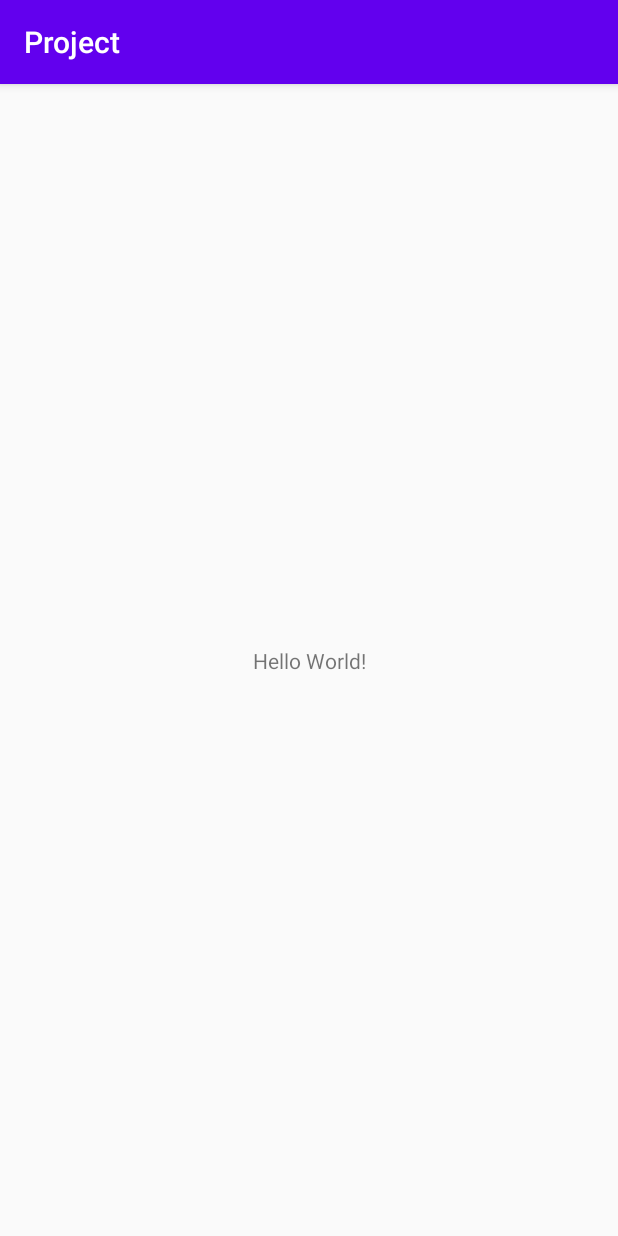
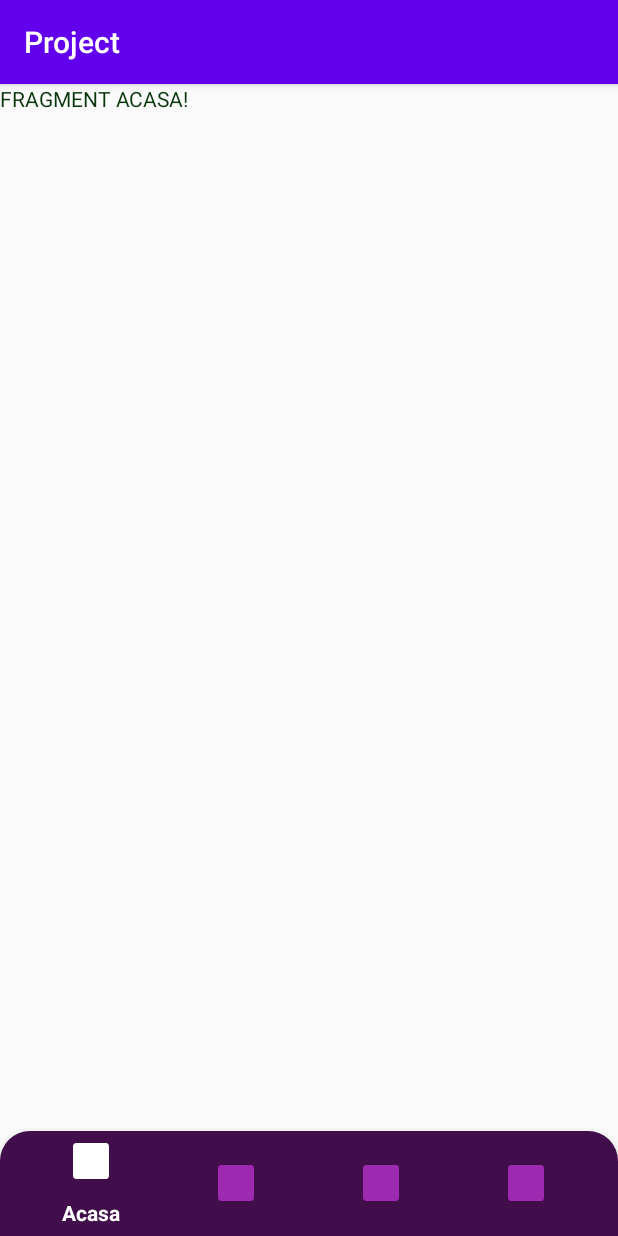
Before and after one commit to Diana2808/Project_Android, an Android app: the screen it shows after launch (MainActivity), on a phone screen of 412 x 824 dp. Run offline under Robolectric (Android 15) with nearby library versions, the phone set to English and light mode, and no system bars.

Commit message:
BottomNavigationView

```diff
--- a/app/build.gradle
+++ b/app/build.gradle
@@ -26,8 +26,9 @@ dependencies {
     implementation fileTree(dir: "libs", include: ["*.jar"])
     implementation 'androidx.appcompat:appcompat:1.2.0'
     implementation 'androidx.constraintlayout:constraintlayout:2.0.4'
+    implementation 'androidx.legacy:legacy-support-v4:1.0.0'
     testImplementation 'junit:junit:4.12'
     androidTestImplementation 'androidx.test.ext:junit:1.1.2'
     androidTestImplementation 'androidx.test.espresso:espresso-core:3.3.0'
-
+    implementation 'com.google.android.material:material:1.1.0-alpha02'
 }
--- /dev/null
+++ b/app/src/main/java/com/example/project/fragmente/AcasaFragment.java
@@ -0,0 +1,66 @@
+package com.example.project.fragmente;
+
+import android.os.Bundle;
+
+import androidx.fragment.app.Fragment;
+
+import android.view.LayoutInflater;
+import android.view.View;
+import android.view.ViewGroup;
+
+import com.example.project.R;
+
+/**
+ * A simple {@link Fragment} subclass.
+ * Use the {@link AcasaFragment#newInstance} factory method to
+ * create an instance of this fragment.
+ */
+public class AcasaFragment extends Fragment {
+
+    // TODO: Rename parameter arguments, choose names that match
+    // the fragment initialization parameters, e.g. ARG_ITEM_NUMBER
+    private static final String ARG_PARAM1 = "param1";
+    private static final String ARG_PARAM2 = "param2";
+
+    // TODO: Rename and change types of parameters
+    private String mParam1;
+    private String mParam2;
+
+    public AcasaFragment() {
+        // Required empty public constructor
+    }
+
+    /**
+     * Use this factory method to create a new instance of
+     * this fragment using the provided parameters.
+     *
+     * @param param1 Parameter 1.
+     * @param param2 Parameter 2.
+     * @return A new instance of fragment HomeFragment.
+     */
+    // TODO: Rename and change types and number of parameters
+    public static AcasaFragment newInstance(String param1, String param2) {
+        AcasaFragment fragment = new AcasaFragment();
+        Bundle args = new Bundle();
+        args.putString(ARG_PARAM1, param1);
+        args.putString(ARG_PARAM2, param2);
+        fragment.setArguments(args);
+        return fragment;
+    }
+
+    @Override
+    public void onCreate(Bundle savedInstanceState) {
+        super.onCreate(savedInstanceState);
+        if (getArguments() != null) {
+            mParam1 = getArguments().getString(ARG_PARAM1);
+            mParam2 = getArguments().getString(ARG_PARAM2);
+        }
+    }
+
+    @Override
+    public View onCreateView(LayoutInflater inflater, ViewGroup container,
+                             Bundle savedInstanceState) {
+        // Inflate the layout for this fragment
+        return inflater.inflate(R.layout.fragment_acasa, container, false);
+    }
+}
--- /dev/null
+++ b/app/src/main/res/color/tab_culoare.xml
@@ -0,0 +1,8 @@
+<?xml version="1.0" encoding="utf-8"?>
+<selector xmlns:android="http://schemas.android.com/apk/res/android">
+<item android:color="#fff"
+    android:state_selected="true"></item>
+    <item android:color="#9D2AB1"
+        android:state_selected="false"></item>
+
+</selector>
--- /dev/null
+++ b/app/src/main/res/drawable/margini_design.xml
@@ -0,0 +1,11 @@
+<?xml version="1.0" encoding="utf-8"?>
+<shape xmlns:android="http://schemas.android.com/apk/res/android">
+
+<solid android:color="#410D4A">
+
+</solid>
+    <corners android:topLeftRadius="20dp"
+        android:topRightRadius="20dp"></corners>
+
+
+</shape>
--- a/app/src/main/res/layout/activity_main.xml
+++ b/app/src/main/res/layout/activity_main.xml
@@ -6,13 +6,33 @@
     android:layout_height="match_parent"
     tools:context=".MainActivity">
 
-    <TextView
-        android:layout_width="wrap_content"
-        android:layout_height="wrap_content"
-        android:text="Hello World!"
+    <FrameLayout
+        android:id="@+id/fragment_layout"
+        android:layout_width="match_parent"
+        android:layout_height="0dp"
+        app:layout_constraintBottom_toTopOf="@+id/bottom_navigation"
+        app:layout_constraintEnd_toEndOf="parent"
+        app:layout_constraintStart_toStartOf="parent"
+        app:layout_constraintTop_toTopOf="parent">
+
+    </FrameLayout>
+
+    <com.google.android.material.bottomnavigation.BottomNavigationView
+        android:id="@+id/bottom_navigation"
+        android:layout_width="match_parent"
+        android:layout_height="70dp"
+        android:background="@drawable/margini_design"
         app:layout_constraintBottom_toBottomOf="parent"
-        app:layout_constraintLeft_toLeftOf="parent"
-        app:layout_constraintRight_toRightOf="parent"
-        app:layout_constraintTop_toTopOf="parent" />
+        app:layout_constraintEnd_toEndOf="parent"
+        app:layout_constraintStart_toStartOf="parent"
+        app:menu="@menu/menu2"
+        app:itemTextColor="@color/tab_culoare"
+        app:itemIconTint="@color/tab_culoare"
+
+
+
+
+
+        ></com.google.android.material.bottomnavigation.BottomNavigationView>
 
 </androidx.constraintlayout.widget.ConstraintLayout>
--- /dev/null
+++ b/app/src/main/res/layout/fragment_acasa.xml
@@ -0,0 +1,15 @@
+<?xml version="1.0" encoding="utf-8"?>
+<FrameLayout xmlns:android="http://schemas.android.com/apk/res/android"
+    xmlns:tools="http://schemas.android.com/tools"
+    android:layout_width="match_parent"
+    android:layout_height="match_parent"
+    tools:context=".fragmente.AcasaFragment">
+
+    <!-- TODO: Update blank fragment layout -->
+    <TextView
+        android:layout_width="match_parent"
+        android:layout_height="match_parent"
+        android:text="FRAGMENT ACASA!"
+        android:textColor="#08350A"/>
+
+</FrameLayout>
--- /dev/null
+++ b/app/src/main/res/menu/menu2.xml
@@ -0,0 +1,32 @@
+<?xml version="1.0" encoding="utf-8"?>
+<menu xmlns:android="http://schemas.android.com/apk/res/android">
+
+    <item
+        android:id="@+id/fragment_acasa"
+        android:title="Acasa"
+        android:icon="@mipmap/ic_launcher"
+
+        ></item>
+
+    <item
+    android:id="@+id/fragment_biblioteca"
+    android:title="Biblioteca"
+    android:icon="@mipmap/ic_launcher"
+
+    ></item>
+
+    <item
+        android:id="@+id/fragment_colectiaMea"
+        android:title="Colectia mea"
+        android:icon="@mipmap/ic_launcher"
+
+        ></item>
+
+    <item
+        android:id="@+id/fragment_Profil"
+        android:title="Profil"
+        android:icon="@mipmap/ic_launcher"
+
+        ></item>
+
+</menu>
--- a/app/src/main/res/values/strings.xml
+++ b/app/src/main/res/values/strings.xml
@@ -1,3 +1,5 @@
 <resources>
     <string name="app_name">Project</string>
+    <!-- TODO: Remove or change this placeholder text -->
+    <string name="hello_blank_fragment">Hello blank fragment</string>
 </resources>
```
Also changed, not shown: app/src/main/java/com/example/project/MainActivity.java (+67 -1 lines), app/src/main/java/com/example/project/fragmente/BibliotecaFragment.java (added, +66 -0 lines), app/src/main/java/com/example/project/fragmente/ColectieFragment.java (added, +66 -0 lines), app/src/main/java/com/example/project/fragmente/ProfilFragment.java (added, +66 -0 lines), app/src/main/res/layout/fragment_biblioteca.xml (added, +10 -0 lines), app/src/main/res/layout/fragment_colectie.xml (added, +15 -0 lines), app/src/main/res/layout/fragment_profil.xml (added, +16 -0 lines).
